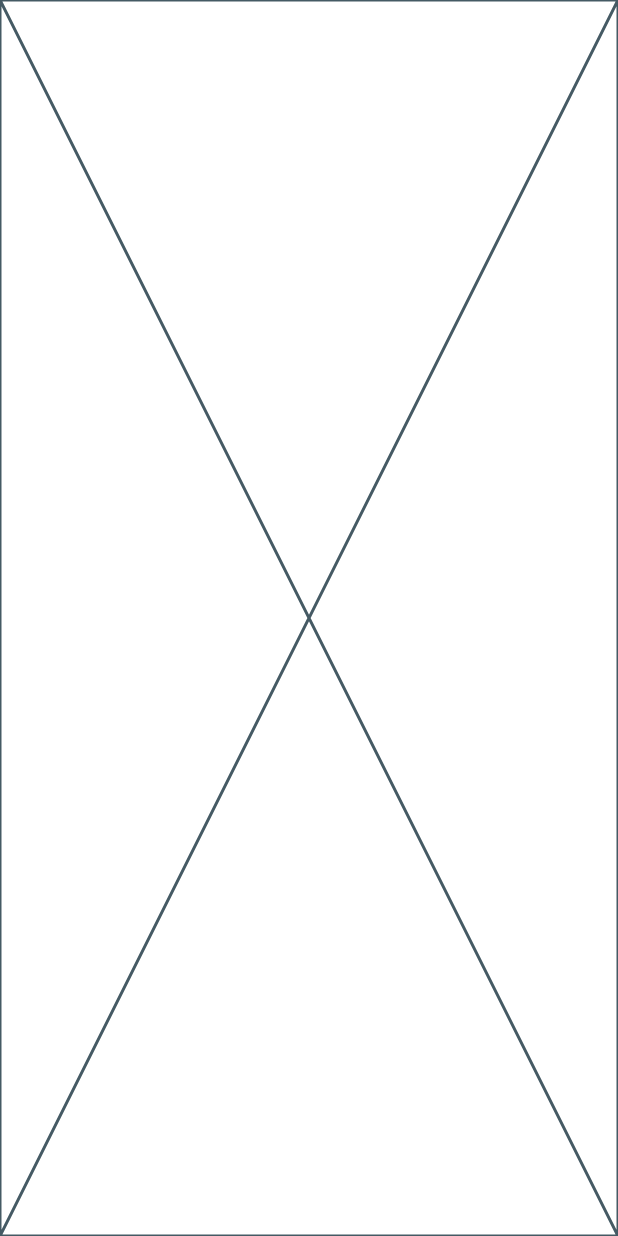
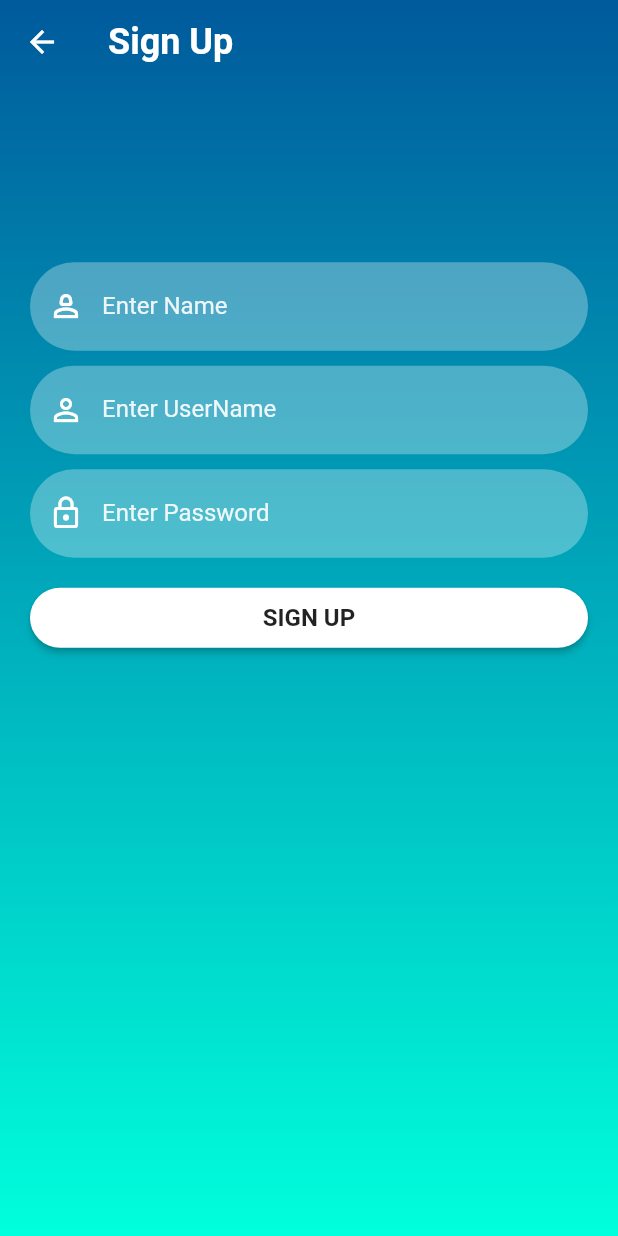
Before and after one commit to Lakshlakshit/mentalhealthapp, a Flutter app: the screen it shows after launch, after a tap on "Sign Up", on a phone screen of 412 x 824 dp. Run offline on Flutter 3.47's test engine with Material 2 defaults, Android fonts, the phone set to English and light mode, and no system bars.

Commit message:
sign-up screen created

```diff
--- a/lib/pages/signup_page.dart
+++ b/lib/pages/signup_page.dart
@@ -1,5 +1,11 @@
+import 'package:flutter/material.dart';
 import 'package:flutter/src/widgets/framework.dart';
 import 'package:flutter/src/widgets/placeholder.dart';
+import 'package:mentalhealthapp/pages/home_page.dart';
+import 'package:mentalhealthapp/pages/signin_page.dart';
+
+import '../reusable_widgets/reusable_widgets.dart';
+import '../util/colors_utils.dart';
 
 class SignUpScreen extends StatefulWidget {
   const SignUpScreen({super.key});
@@ -9,8 +15,62 @@ class SignUpScreen extends StatefulWidget {
 }
 
 class _SignUpScreenState extends State<SignUpScreen> {
+  TextEditingController _passwordTextController = TextEditingController();
+  TextEditingController _emailTextController = TextEditingController();
+  TextEditingController _nameTextController = TextEditingController();
   @override
   Widget build(BuildContext context) {
-    return const Placeholder();
+    return Scaffold(
+      extendBodyBehindAppBar: true,
+      appBar: AppBar(
+        backgroundColor: Colors.transparent,
+        elevation: 0,
+        title: const Text(
+          "Sign Up",
+          style: TextStyle(fontSize: 24, fontWeight: FontWeight.bold),
+        ),
+      ),
+      body: Container(
+        width: MediaQuery.of(context).size.width,
+        height: MediaQuery.of(context).size.height,
+        decoration: BoxDecoration(
+            gradient: LinearGradient(colors: [
+          hexStringToColor("005A9C"),
+          hexStringToColor("00FFDC"),
+        ], begin: Alignment.topCenter, end: Alignment.bottomCenter)),
+        child: SingleChildScrollView(
+          child: Padding(
+            padding: EdgeInsets.fromLTRB(
+              20,
+              MediaQuery.of(context).size.height * 0.2,
+              20,
+              0,
+            ),
+            child: Column(children: <Widget>[
+              const SizedBox(
+                height: 10,
+              ),
+              reusableTextFeild("Enter Name", Icons.person_2_outlined, false,
+                  _nameTextController),
+              SizedBox(height: 10),
+              reusableTextFeild("Enter UserName", Icons.person_outline, false,
+                  _emailTextController),
+              SizedBox(
+                height: 10,
+              ),
+              reusableTextFeild("Enter Password", Icons.lock_outline, true,
+                  _passwordTextController),
+              SizedBox(
+                height: 10,
+              ),
+              signInSignUpButton(context, false, () {
+                Navigator.push(context,
+                    MaterialPageRoute(builder: (context) => SignInScreen()));
+              })
+            ]),
+          ),
+        ),
+      ),
+    );
   }
 }
```
